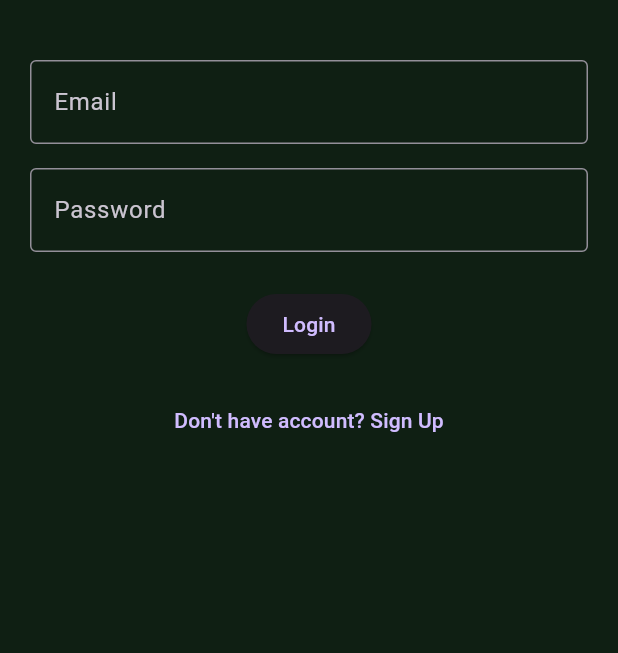
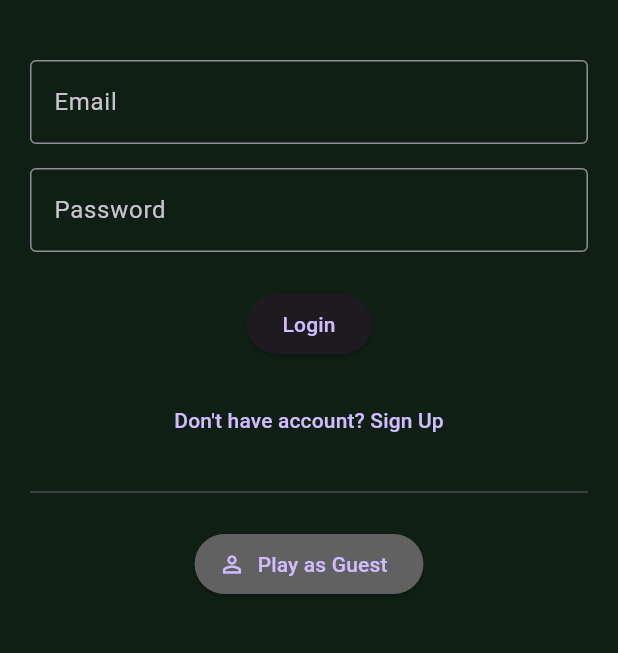
Before and after one commit to Shii108/Baghchal-, a Flutter app: the screen it shows after launch, on a phone screen of 412 x 824 dp, the part 234-887 px from its top. Run offline on Flutter 3.47's test engine with Material 3 defaults, Android fonts, the phone set to English and light mode, and no system bars; our stand-ins replace audioplayers, flutter_secure_storage, shared_preferences.

Commit message:
feat: implement guest mode functionality and user status checks

```diff
--- a/lib/app/baghchal_app.dart
+++ b/lib/app/baghchal_app.dart
@@ -14,6 +14,15 @@ class BaghchalApp extends StatefulWidget {
 }
 
 class _BaghchalAppState extends State<BaghchalApp> {
+  Future<Map<String, dynamic>> _checkAuthStatus() async {
+    final token = await ApiService.getToken();
+    final isGuest = await ApiService.isGuest();
+    return {
+      'isLoggedIn': token != null,
+      'isGuest': isGuest,
+    };
+  }
+
   @override
   Widget build(BuildContext context) {
     return MaterialApp(
@@ -31,8 +40,8 @@ class _BaghchalAppState extends State<BaghchalApp> {
           ),
         ),
       ),
-      home: FutureBuilder<String?>(
-        future: ApiService.getToken(),
+      home: FutureBuilder<Map<String, dynamic>>(
+        future: _checkAuthStatus(),
         builder: (context, snapshot) {
           if (snapshot.connectionState == ConnectionState.waiting) {
             return const Scaffold(
@@ -40,9 +49,14 @@ class _BaghchalAppState extends State<BaghchalApp> {
             );
           }
 
-          // If token exists, go to home, otherwise go to login
-          final isLoggedIn = snapshot.data != null;
-          return isLoggedIn ? const HomeScreen() : const LoginScreen();
+          final data = snapshot.data ?? {};
+          final isLoggedIn = data['isLoggedIn'] as bool? ?? false;
+          final isGuest = data['isGuest'] as bool? ?? false;
+
+          if (isLoggedIn || isGuest) {
+            return const HomeScreen();
+          }
+          return const LoginScreen();
         },
       ),
       routes: {
--- a/lib/screens/login_screen.dart
+++ b/lib/screens/login_screen.dart
@@ -105,9 +105,33 @@ class _LoginScreenState extends State<LoginScreen> {
               onPressed: () => Navigator.of(context).pushNamed('/signup'),
               child: const Text('Don\'t have account? Sign Up'),
             ),
+            const SizedBox(height: 16),
+            const Divider(),
+            const SizedBox(height: 16),
+            ElevatedButton.icon(
+              onPressed: _playAsGuest,
+              icon: const Icon(Icons.person_outline),
+              label: const Text('Play as Guest'),
+              style: ElevatedButton.styleFrom(
+                backgroundColor: Colors.grey[700],
+              ),
+            ),
           ],
         ),
       ),
     );
   }
+
+  Future<void> _playAsGuest() async {
+    try {
+      await ApiService.setAsGuest();
+      if (mounted) {
+        Navigator.of(context).pushReplacementNamed('/home');
+      }
+    } catch (e) {
+      setState(() {
+        _error = 'Failed to start guest mode: $e';
+      });
+    }
+  }
 }
--- a/lib/services/api_service.dart
+++ b/lib/services/api_service.dart
@@ -5,6 +5,8 @@ import 'package:flutter_secure_storage/flutter_secure_storage.dart';
 class ApiService {
   static const String baseUrl = 'http://localhost:5000/api';
   static const storage = FlutterSecureStorage();
+  static const String _guestKey = 'is_guest';
+  static const String _guestIdKey = 'guest_id';
 
   // Auth endpoints
   static Future<Map<String, dynamic>> signup({
@@ -83,6 +85,27 @@ class ApiService {
 
   static Future<String?> getToken() async {
     return await storage.read(key: 'token');
+  }
+
+  // Guest mode functions
+  static Future<void> setAsGuest() async {
+    final guestId = 'guest_${DateTime.now().millisecondsSinceEpoch}';
+    await storage.write(key: _guestKey, value: 'true');
+    await storage.write(key: _guestIdKey, value: guestId);
+  }
+
+  static Future<bool> isGuest() async {
+    final guest = await storage.read(key: _guestKey);
+    return guest == 'true';
+  }
+
+  static Future<String?> getGuestId() async {
+    return await storage.read(key: _guestIdKey);
+  }
+
+  static Future<void> clearGuest() async {
+    await storage.delete(key: _guestKey);
+    await storage.delete(key: _guestIdKey);
   }
 
   // Players endpoints
```
Also changed, not shown: lib/screens/home_screen.dart (+53 -2 lines), lib/screens/play_with_friend_screen.dart (+43 -1 lines).
